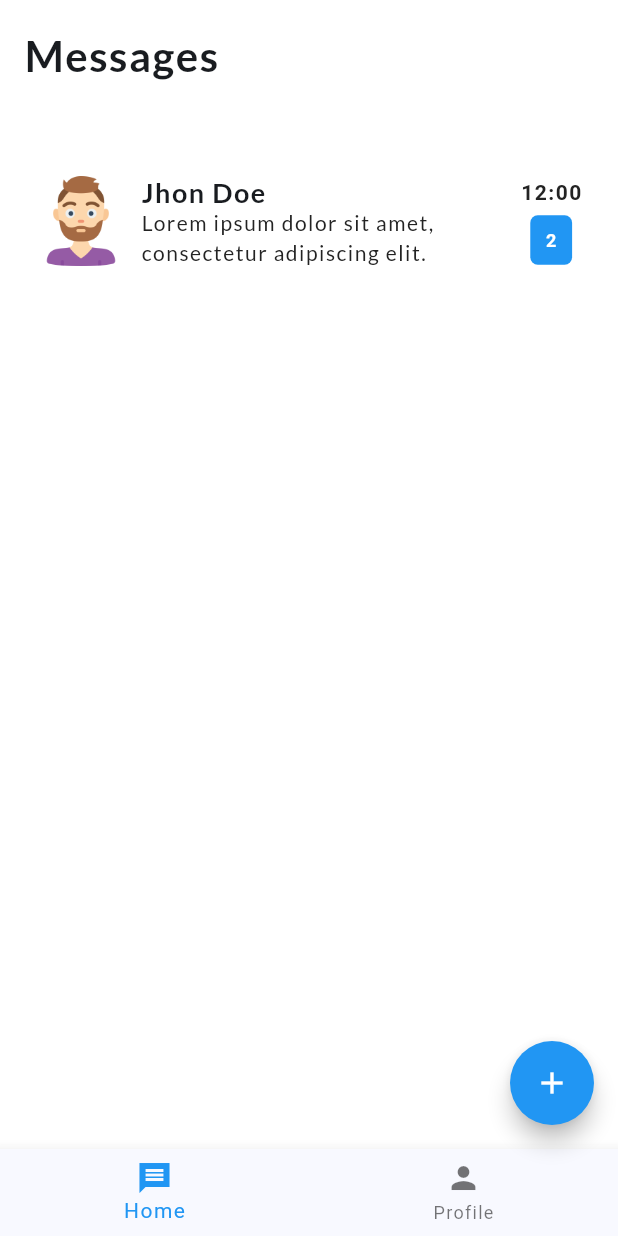
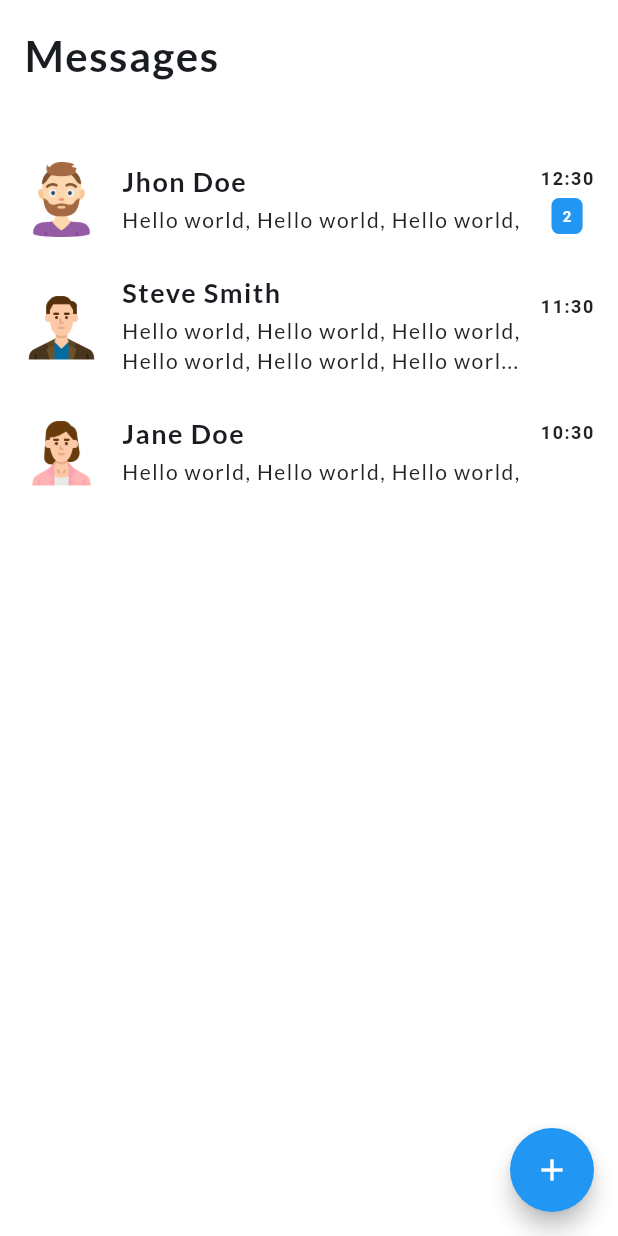
Before and after one commit to Ayman-shaim1/chat_app, a Flutter app: the screen it shows after launch, on a phone screen of 412 x 824 dp. Run offline on Flutter 3.47's test engine with Material 3 defaults, Android fonts, the phone set to English and light mode, and no system bars; our stand-ins replace google_fonts.

Commit message:
work on listing convertations in home screens

```diff
--- a/lib/home/convertation_item.dart
+++ b/lib/home/convertation_item.dart
@@ -3,58 +3,71 @@ import 'package:chat_app/theme.dart';
 import 'package:flutter/material.dart';
 
 class Convertation extends StatelessWidget {
-  const Convertation({
+  const Convertation(
+    this.convertation, {
     super.key,
   });
+
+  final Map<String, dynamic> convertation;
+
+  String cutMessage(String message) {
+    if (message.length > 75) return "${message.substring(0, 75)}...";
+    return message;
+  }
 
   @override
   Widget build(BuildContext context) {
     return Container(
-      padding: const EdgeInsets.all(8),
-      margin: const EdgeInsets.fromLTRB(0, 0, 0, 20.0),
+      margin: const EdgeInsets.only(bottom: 25),
       child: Row(
         children: [
           Image.asset(
-            "assets/img/image1.png",
-            width: 60,
+            convertation['userImage'],
+            width: 50,
           ),
           const SizedBox(
-            width: 10,
+            width: 15,
           ),
           Expanded(
             child: Column(
               crossAxisAlignment: CrossAxisAlignment.start,
               children: [
-                StyledHeading("Jhon Doe"),
-                StyledText(
-                    "Lorem ipsum dolor sit amet, consectetur adipiscing elit. ")
+                StyledHeading(
+                  convertation['userName'],
+                ),
+                const SizedBox(
+                  height: 5,
+                ),
+                StyledText(cutMessage(convertation['lastMessage']))
               ],
             ),
           ),
           Column(
             crossAxisAlignment: CrossAxisAlignment.center,
             children: [
-              Text("12:00",
+              Text(convertation['timeMessage'],
                   style: TextStyle(
                       color: AppColors.greyColor,
-                      fontSize: 14.0,
+                      fontSize: 12.0,
                       fontWeight: FontWeight.bold)),
               const SizedBox(
                 height: 5,
               ),
-              Container(
-                padding:
-                    const EdgeInsets.symmetric(vertical: 8, horizontal: 10),
-                decoration: BoxDecoration(
-                  color: AppColors.primaryColor,
-                  borderRadius: const BorderRadius.all(Radius.circular(5)),
-                ),
-                child: Text("2",
-                    style: TextStyle(
-                        color: Colors.white,
-                        fontSize: 12.0,
-                        fontWeight: FontWeight.bold)),
-              ),
+              convertation['nbrMsgNotSeen'] != null
+                  ? Container(
+                      padding: const EdgeInsets.symmetric(
+                          vertical: 5, horizontal: 7),
+                      decoration: BoxDecoration(
+                        color: AppColors.primaryColor,
+                        borderRadius:
+                            const BorderRadius.all(Radius.circular(5)),
+                      ),
+                      child: Text(convertation['nbrMsgNotSeen'].toString(),
+                          style: const TextStyle(
+                              color: Colors.white,
+                              fontSize: 10.0,
+                              fontWeight: FontWeight.bold)))
+                  : Text(""),
             ],
           )
         ],
--- a/lib/home/home.dart
+++ b/lib/home/home.dart
@@ -1,6 +1,5 @@
 import 'package:chat_app/home/convertation_item.dart';
 import 'package:chat_app/shared/styled_text.dart';
-import 'package:chat_app/theme.dart';
 import 'package:flutter/material.dart';
 import 'package:flutter/widgets.dart';
 
@@ -12,57 +11,64 @@ class Home extends StatefulWidget {
 }
 
 class _HomeState extends State<Home> {
+  List<Map<String, dynamic>> lstConvertation = [
+    {
+      "id":1,
+      "userImage": "assets/img/image1.png",
+      "userName": "Jhon Doe",
+      "lastMessage": "Hello world, Hello world, Hello world,",
+      "timeMessage": "12:30",
+      "nbrMsgNotSeen": 2,
+    },
+    {
+      "id":2,
+      "userImage": "assets/img/image2.png",
+      "userName": "Steve Smith",
+      "lastMessage":
+          "Hello world, Hello world, Hello world, Hello world, Hello world, Hello world,Hello world, Hello world, Hello world,",
+      "timeMessage": "11:30",
+      // "nbrMsgNotSeen": 2,
+    },
+    {
+      "id":3,
+      "userImage": "assets/img/image3.png",
+      "userName": "Jane Doe",
+      "lastMessage": "Hello world, Hello world, Hello world,",
+      "timeMessage": "10:30",
+      // "nbrMsgNotSeen": 2,
+    }
+  ];
+
   @override
   Widget build(BuildContext context) {
     return Scaffold(
       body: SafeArea(
-        child: SingleChildScrollView(
         child: Padding(
           padding: const EdgeInsets.all(16),
           child: Column(
             crossAxisAlignment: CrossAxisAlignment.start,
             children: [
-                StyledTitle("Messages"),
+              const StyledTitle("Messages"),
               const SizedBox(
                 height: 50,
               ),
-                Dismissible(
-                  key: ValueKey('hello'),
-                  direction: DismissDirection.endToStart,
-                  background: Container(
-                    color: Colors.red,
-                    child: Align(
-                      alignment: Alignment.centerRight,
-                      child: Padding(
-                        padding: const EdgeInsets.only(right: 16.0),
-                        child: Icon(Icons.delete, color: Colors.white),
-                      ),
-                    ),
-                  ),
-                  child: Convertation(),
-                  onDismissed: (direction) {
-                    // delete messages (convertation) :
+              Expanded(
+                child: ListView.builder(
+                  itemCount: lstConvertation.length,
+                  itemBuilder: (_, index) {
+                    return Dismissible(
+                      key: ValueKey(lstConvertation[index]["id"]),
+                      child: Convertation(lstConvertation[index]),
+                    );
                   },
                 ),
+              )
             ],
           ),
         ),
       ),
-      ),
-      bottomNavigationBar: BottomNavigationBar(
-        items: const <BottomNavigationBarItem>[
-          BottomNavigationBarItem(
-            icon: Icon(Icons.message_sharp),
-            label: 'Home',
-          ),
-          BottomNavigationBarItem(
-            icon: Icon(Icons.person),
-            label: 'Profile',
-          ),
-        ],
-      ),
       floatingActionButton: FloatingActionButton(
-        child: Icon(Icons.add),
+        child: const Icon(Icons.add),
         onPressed: () {},
       ),
     );
--- a/lib/theme.dart
+++ b/lib/theme.dart
@@ -60,8 +60,11 @@ ThemeData primaryTheme = ThemeData(
 
     // dialog theme  :
     dialogTheme: DialogTheme(
-    backgroundColor: AppColors.secondaryAccent,
+      backgroundColor: Colors.white,
       surfaceTintColor: Colors.transparent,
+      shape: RoundedRectangleBorder(
+        borderRadius: BorderRadius.circular(4.0),
+      ),
     ),
     // floatin action button theme :
     floatingActionButtonTheme: FloatingActionButtonThemeData(
@@ -71,10 +74,7 @@ ThemeData primaryTheme = ThemeData(
         borderRadius: BorderRadius.circular(100.0),
       ),
     ),
-
     bottomNavigationBarTheme: BottomNavigationBarThemeData(
       selectedItemColor: AppColors.primaryColor,
       // selectedLabelStyle: TextStyle(),
-  )
-
-);
+    ));
--- a/pubspec.yaml
+++ b/pubspec.yaml
@@ -63,6 +63,9 @@ flutter:
   assets:
      - assets/img/user.png
      - assets/img/image1.png
+     - assets/img/image2.png
+     - assets/img/image3.png
+
 
 
   # An image asset can refer to one or more resolution-specific "variants", see
```
Lines whose indentation alone changed are shown as unchanged.
